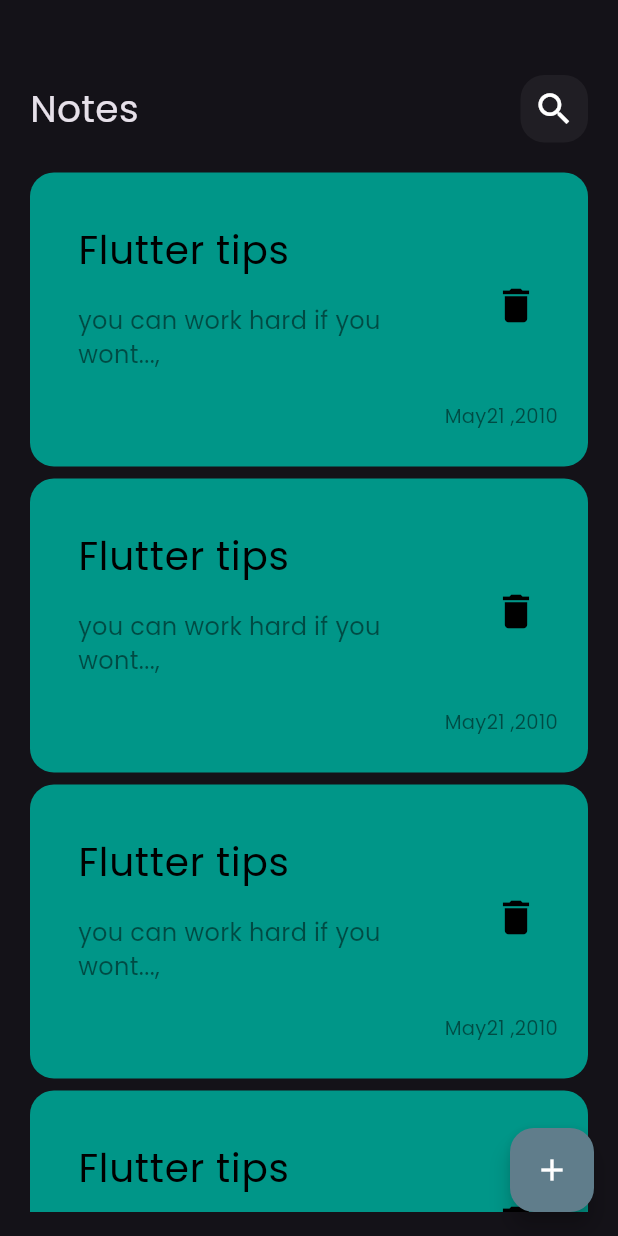
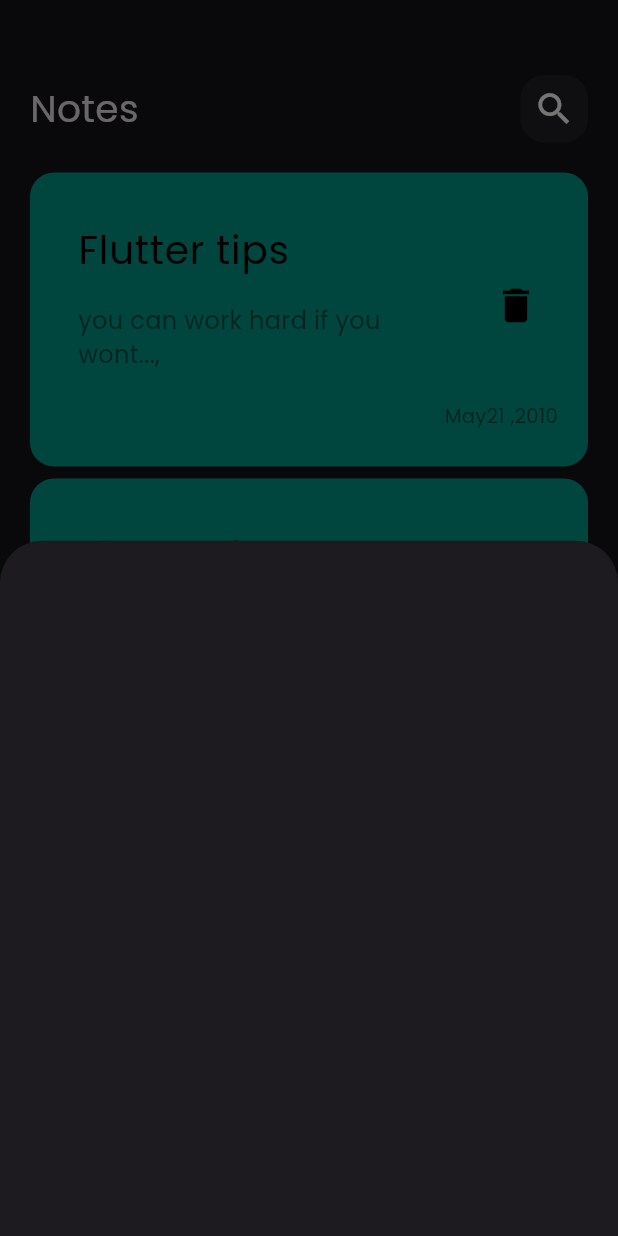
Before and after one commit to amira7assan/Nots_app, a Flutter app: the screen it shows after launch, after a tap on the "add" icon, on a phone screen of 412 x 824 dp. Run offline on Flutter 3.47's test engine with Material 3 defaults, Android fonts, the phone set to English and light mode, and no system bars.

Commit message:
show NoteButtomSheet

```diff
--- /dev/null
+++ b/lib/Widgets/AddNoteButtomSheet.dart
@@ -0,0 +1,9 @@
+import 'package:flutter/material.dart';
+class AddNoteButtomSheet extends StatelessWidget {
+  const AddNoteButtomSheet({super.key});
+
+  @override
+  Widget build(BuildContext context) {
+    return Container();
+  }
+}
--- a/lib/Widgets/NotsListView.dart
+++ b/lib/Widgets/NotsListView.dart
@@ -7,7 +7,9 @@ class NotsListView extends StatelessWidget {
   Widget build(BuildContext context) {
     return Padding(
       padding: EdgeInsets.symmetric(vertical: 16),
-      child: ListView.builder(itemBuilder: (context,index){
+      child: ListView.builder(
+          padding: EdgeInsets.zero,
+          itemBuilder: (context,index){
         return const Padding(
           padding:  EdgeInsets.symmetric(vertical: 4),
           child:  NoteItem(),
--- a/lib/Widgets/NotsViewBody.dart
+++ b/lib/Widgets/NotsViewBody.dart
@@ -1,6 +1,5 @@
 import 'package:flutter/material.dart';
 import 'package:nots_app/Widgets/CustomAppPar.dart';
-import 'package:nots_app/Widgets/CustomNotsIteam.dart';
 import 'package:nots_app/Widgets/NotsListView.dart';
 class NotsViewBody extends StatelessWidget {
   const NotsViewBody({super.key});
--- a/lib/views/nots_view.dart
+++ b/lib/views/nots_view.dart
@@ -1,7 +1,7 @@
 import 'package:flutter/material.dart';
 //import 'package:nots_app/Widgets/CustomNotsIteam.dart';
 import 'package:nots_app/Widgets/NotsViewBody.dart';
-
+import 'package:nots_app/Widgets/AddNoteButtomSheet.dart';
 class NotsView extends StatelessWidget {
   const NotsView({super.key});
 
@@ -9,8 +9,12 @@ class NotsView extends StatelessWidget {
   Widget build(BuildContext context) {
     return Scaffold(
       floatingActionButton: FloatingActionButton(
-        onPressed: () {},
-        backgroundColor: Colors.blueGrey, // Set the background color here
+        onPressed: () {
+          showModalBottomSheet(context: context, builder: (context){
+            return const AddNoteButtomSheet();
+          });
+        },
+        backgroundColor: Colors.blueGrey,
         child: Icon(
           Icons.add,
           color: Colors.white, // Icon color
```
